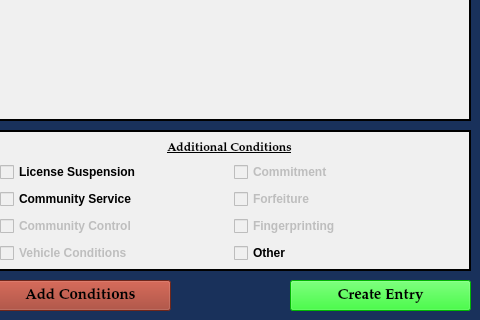
HunterProgram22/MuniEntry, file resources/ui/MinorMisdemeanorDialog.ui: the form before one commit; both pictures show x 520 to 1000 and y 480 to 800 of the 1000 by 800 pixel window.
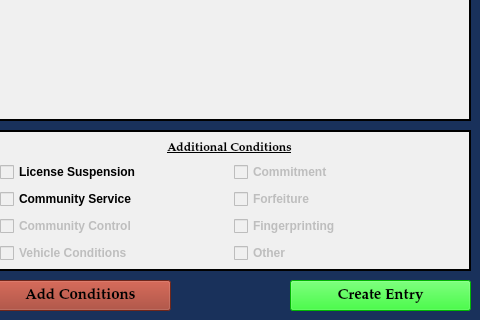
The form after the commit.

```diff
--- a/resources/ui/MinorMisdemeanorDialog.ui
+++ b/resources/ui/MinorMisdemeanorDialog.ui
@@ -1345,7 +1345,7 @@
      <item row="3" column="1">
       <widget class="QCheckBox" name="other_conditions_checkBox">
        <property name="enabled">
-        <bool>true</bool>
+        <bool>false</bool>
        </property>
        <property name="focusPolicy">
         <enum>Qt::NoFocus</enum>
```
